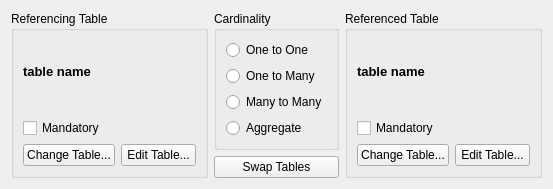
This is CASE_SW/rework/crelationshipeditor.ui in siman0zet/CASE-SWDEP as Qt 5 draws it before an edit. The edited form follows.
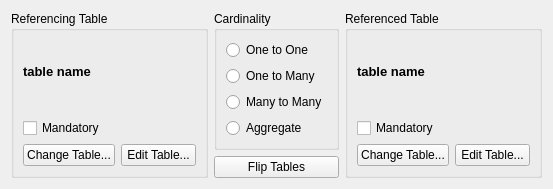
This is the edited form.

Commit message: Implemented flip tables action for relationship editor

Patch:
```diff
--- a/CASE_SW/rework/crelationshipeditor.ui
+++ b/CASE_SW/rework/crelationshipeditor.ui
@@ -198,7 +198,7 @@
    <item row="1" column="1">
     <widget class="QPushButton" name="swapTables">
      <property name="text">
-      <string>Swap Tables</string>
+      <string>Flip Tables</string>
      </property>
     </widget>
    </item>
```
Left out of the diff: 2 changed lines with no effect on the pictures. The commit also changes 10 other files.
